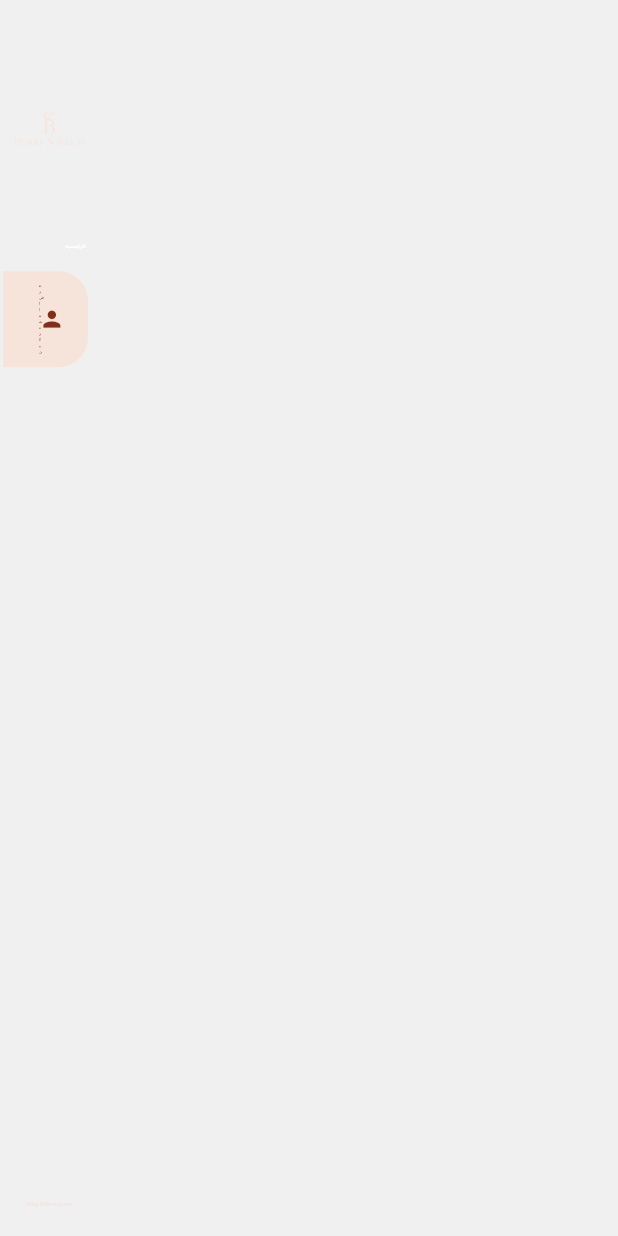
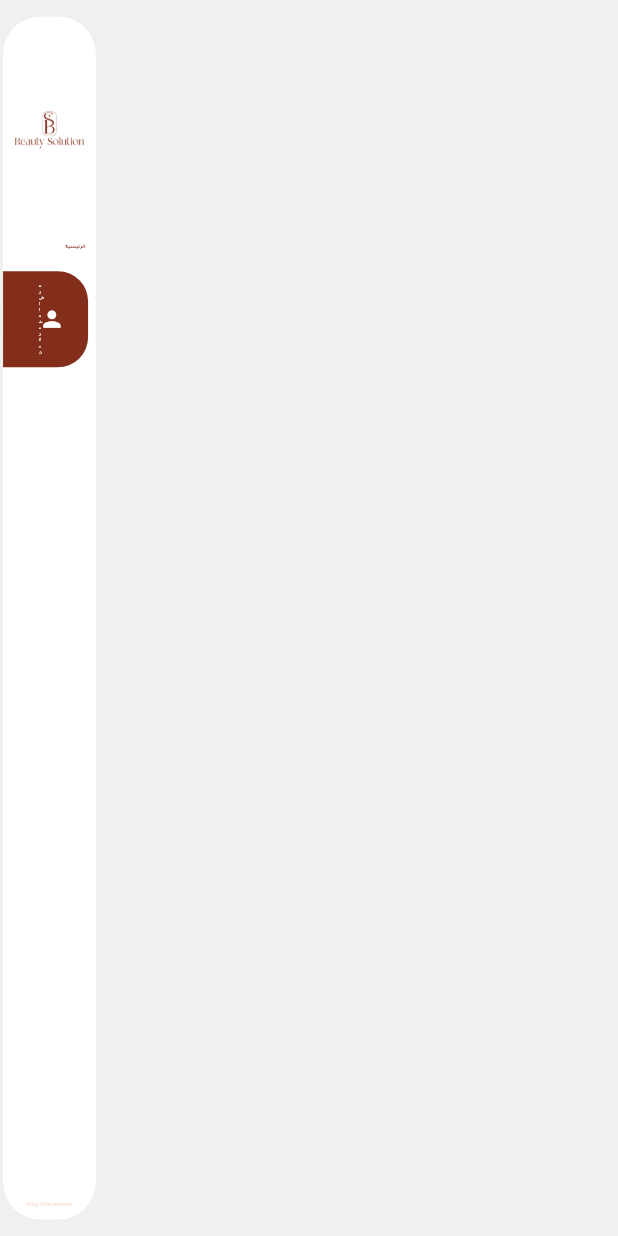
Before and after one commit to AhmedHussein22/beauty_station_web, a Flutter app: the DrawerWidget widget shown alone on an empty page, opened directly, on a phone screen of 412 x 824 dp. Run offline on Flutter 3.47's test engine with Material 3 defaults, Android fonts, the phone set to English and light mode, and no system bars; our stand-ins replace beamer, flutter_screenutil, get, syncfusion_flutter_charts; missing offline and left inert: any_link_preview, dart:html; network calls fail.

Commit message:
changing in ui

```diff
--- a/lib/features/main_page/views/widgets/drawer.dart
+++ b/lib/features/main_page/views/widgets/drawer.dart
@@ -15,7 +15,7 @@ class DrawerWidget extends StatelessWidget {
         height: 1.5.sh,
         width: 0.15.sw,
         decoration: BoxDecoration(
-          color: ColorManager.w,
+          color: ColorManager.neutralWhite,
           borderRadius: BorderRadius.circular(25),
         ),
         child: Column(
@@ -37,7 +37,7 @@ class DrawerWidget extends StatelessWidget {
                   ImageAssets.logo1,
                   height: 180.h,
                   width: 180.w,
-                  color: ColorManager.secondaryColor,
+                  color: ColorManager.mainColor,
                   fit: BoxFit.contain,
                 ),
                 20.verticalSpace,
@@ -46,7 +46,7 @@ class DrawerWidget extends StatelessWidget {
                     CustomText(
                       title: 'الرئيسية',
                       textStyle: TextStyle(
-                        color: ColorManager.neutralWhite,
+                        color: ColorManager.mainColor,
                         fontSize: 14.sp,
                         fontWeight: FontWeightManager.semiBold,
                       ),
@@ -56,7 +56,7 @@ class DrawerWidget extends StatelessWidget {
                 20.verticalSpace,
                 Container(
                   decoration: const BoxDecoration(
-                    color: ColorManager.secondaryColor,
+                    color: ColorManager.mainColor,
                     borderRadius: BorderRadius.only(
                       bottomRight: Radius.circular(20),
                       topRight: Radius.circular(20),
@@ -66,12 +66,12 @@ class DrawerWidget extends StatelessWidget {
                     leading: Icon(
                       Icons.person,
                       size: 25.h,
-                      color: ColorManager.mainColor,
+                      color: ColorManager.neutralWhite,
                     ),
                     title: Text(
                       'عرض المشتركين',
                       style: TextStyle(
-                        color: ColorManager.mainColor,
+                        color: ColorManager.neutralWhite,
                         fontSize: 12.sp,
                         fontWeight: FontWeightManager.semiBold,
                       ),
--- a/lib/features/user_details/view/widgets/custome_data_view.dart
+++ b/lib/features/user_details/view/widgets/custome_data_view.dart
@@ -46,7 +46,7 @@ class CustomeDataView extends StatelessWidget {
               CustomText(
                 title: title,
                 textStyle: TextStyle(
-                  color: ColorManager.neutral400,
+                  color: ColorManager.thiredColor,
                   fontSize: 18.sp,
                   fontWeight: FontWeightManager.regular,
                 ),
```
Also changed, not shown: lib/features/main_page/views/widgets/header.dart (+7 -4 lines), lib/features/user_details/view/user_details_view.dart (+10 -5 lines), lib/features/user_details/view/widgets/media_data.dart (+8 -6 lines), lib/features/user_details/view/widgets/user_data.dart (+7 -5 lines).
